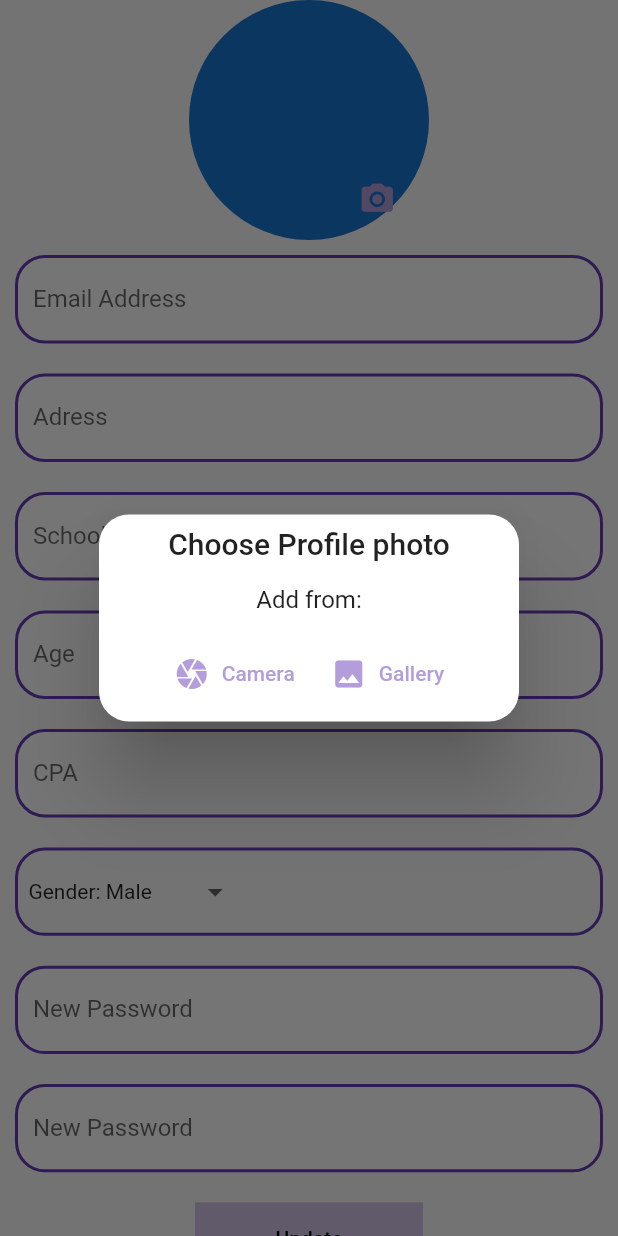
After one commit to cuongceg/front_end_socium, a Flutter app: the MyProfileWidget screen opened directly, after a tap on the "camera alt" icon, on a phone screen of 412 x 824 dp. The commit adds this screen. Run offline on Flutter 3.47's test engine with Material 2 defaults, Android fonts, the light colour scheme and no system bars; our stand-ins replace animate_do, firebase_core, flutter_spinkit, get, google_fonts, image_picker; missing offline and left inert: size_config; accounts and stored records are empty; statements that could not run were skipped.

Commit message:
đã hoàn thành chức năng thay đổi ảnh và nhập dữ liệu

```diff
--- a/lib/Login/SignIn.dart
+++ b/lib/Login/SignIn.dart
@@ -167,7 +167,7 @@ class _LoginState extends State<Login>{
                                     child: Text(
                                       "Sign up",
                                       style: TextStyle(
-                                          color: Colors.deepPurple[300],
+                                          ,
                                           fontWeight: FontWeight.bold,
                                           fontSize: 20
                                       ),
--- /dev/null
+++ b/lib/Widgets/Proflie.dart
@@ -0,0 +1,370 @@
+import 'dart:io';
+import 'package:flutter/material.dart';
+import 'package:get/get.dart';
+import 'package:image_picker/image_picker.dart';
+class MyProfileWidget extends StatefulWidget {
+  const MyProfileWidget({super.key});
+
+  @override
+  State<MyProfileWidget> createState() => _MyProfileWidgetState();
+}
+
+class _MyProfileWidgetState extends State<MyProfileWidget> {
+  String? address,_email,_password,_confirmpassword,school,age,cpa;
+  String? gender_choose;
+  bool hint =true;
+  File ? _selectedImage;
+  void toggleView(){
+    hint =!hint;
+  }
+  List<String>GenderList=['Male','Female','No option'];
+  final emailEditingController=TextEditingController();
+  final adressEditingController=TextEditingController();
+  final passwordEditingController=TextEditingController();
+  final confirmpasswordEditingController=TextEditingController();
+  final schoolEditingController=TextEditingController();
+  final ageEditingController=TextEditingController();
+  final cpaEditingController=TextEditingController();
+  final _formkey =GlobalKey<FormState>();
+  @override
+  Widget build(BuildContext context) {
+    double heightR=MediaQuery.of(context).size.height;
+    double widthR=MediaQuery.of(context).size.width;
+    return Scaffold(
+      body: Form(
+        key: _formkey,
+          child: ListView(
+            children: [
+              imageProfile(),
+              Padding(
+                padding: const EdgeInsets.all(10.0),
+                child: TextFormField(
+                  controller: emailEditingController,
+                  onChanged: (text){
+                    setState(() {
+                      _email=text;
+                    });
+                    },
+                  decoration: const InputDecoration(
+                      enabledBorder: OutlineInputBorder(
+                          borderRadius: BorderRadius.all(
+                              Radius.circular(20)),
+                          borderSide: BorderSide(color: Colors.deepPurple,width:2.0)
+                      ),
+                      focusedBorder: OutlineInputBorder(
+                          borderRadius: BorderRadius.all(
+                              Radius.circular(20)),
+                          borderSide: BorderSide(color: Colors.deepPurple,width:2.0)
+                                    ),
+                                    fillColor: Colors.white,
+                                    filled: true,
+                                    labelText:'Email Address'
+                                ),
+                              ),
+              ),
+              Padding(
+                padding: const EdgeInsets.all(10.0),
+                child: TextFormField(
+                  controller: adressEditingController,
+                  onChanged: (text){
+                    setState(() {
+                      address=text;
+                    });
+                    },
+                  decoration: const InputDecoration(
+                                    enabledBorder: OutlineInputBorder(
+                                        borderRadius: BorderRadius.all(
+                                            Radius.circular(20)),
+                                        borderSide: BorderSide(color: Colors.deepPurple,width:2.0)
+                                    ),
+                                    focusedBorder: OutlineInputBorder(
+                                        borderRadius: BorderRadius.all(
+                                            Radius.circular(20)),
+                                        borderSide: BorderSide(color: Colors.deepPurple,width:2.0)
+                                    ),
+                                    fillColor: Colors.white,
+                                    filled: true,
+                                    labelText:'Adress'
+                                ),
+                ),
+              ),
+              Padding(
+                padding: const EdgeInsets.all(10.0),
+                child: TextFormField(
+                  controller: schoolEditingController,
+                  onChanged: (text){
+                    setState(() {
+                      school=text;
+                    });
+                    },
+                  decoration: const InputDecoration(
+                                    enabledBorder: OutlineInputBorder(
+                                        borderRadius: BorderRadius.all(
+                                            Radius.circular(20)),
+                                        borderSide: BorderSide(color: Colors.deepPurple,width:2.0)
+                                    ),
+                                    focusedBorder: OutlineInputBorder(
+                                        borderRadius: BorderRadius.all(
+                                            Radius.circular(20)),
+                                        borderSide: BorderSide(color: Colors.deepPurple,width:2.0)
+                                    ),
+                                    fillColor: Colors.white,
+                                    filled: true,
+                                    labelText:'School'
+                                ),
+                ),
+              ),
+              Padding(
+                padding: const EdgeInsets.all(10.0),
+                child: TextFormField(
+                  controller: ageEditingController,
+                  onChanged: (text){
+                    setState(() {
+                                    age=text;
+                                  });
+                    },
+                  decoration: const InputDecoration(
+                                    enabledBorder: OutlineInputBorder(
+                                        borderRadius: BorderRadius.all(
+                                            Radius.circular(20)),
+                                        borderSide: BorderSide(color: Colors.deepPurple,width:2.0)
+                                    ),
+                                    focusedBorder: OutlineInputBorder(
+                                        borderRadius: BorderRadius.all(
+                                            Radius.circular(20)),
+                                        borderSide: BorderSide(color: Colors.deepPurple,width:2.0)
+                                    ),
+                                    fillColor: Colors.white,
+                                    filled: true,
+                                    labelText:'Age'
+                                ),
+                              ),
+              ),
+              Padding(
+                padding: const EdgeInsets.all(10.0),
+                child: TextFormField(
+                  controller: cpaEditingController,
+                  onChanged: (text){
+                    setState(() {
+                                    cpa=text;
+                                  });
+                                },
+                  decoration: const InputDecoration(
+                                    enabledBorder: OutlineInputBorder(
+                                        borderRadius: BorderRadius.all(
+                                            Radius.circular(20)),
+                                        borderSide: BorderSide(color: Colors.deepPurple,width:2.0)
+                                    ),
+                                    focusedBorder: OutlineInputBorder(
+                                        borderRadius: BorderRadius.all(
+                                            Radius.circular(20)),
+                                        borderSide: BorderSide(color: Colors.deepPurple,width:2.0)
+                                    ),
+                                    fillColor: Colors.white,
+                                    filled: true,
+                                    labelText:'CPA'
+                                ),
+                              ),
+              ),
+              Padding(
+                padding: const EdgeInsets.all(10.0),
+                child: Container(
+                  height: heightR/14,
+                  decoration:BoxDecoration(
+                      color: Colors.white,
+                      border: Border.all(color: Colors.deepPurple,width: 2),
+                      backgroundBlendMode: BlendMode.color,
+                      borderRadius: BorderRadius.circular(20)
+                  ),
+                  child: Row(
+                                  children: [
+                                    const Text('  Gender: '),
+                                    SizedBox(
+                                      width: widthR/4.5,
+                                      height: heightR/19,
+                                      child: DropdownButton(
+                                        dropdownColor: Colors.white,
+                                        underline: const SizedBox(),
+                                        style: const TextStyle(
+                                            fontSize: 14,
+                                            color: Colors.black87
+                                        ),
+                                        value: gender_choose??GenderList[0],
+                                        onChanged:(newGender){
+                                          setState(() {
+                                            gender_choose = newGender;
+                                          });
+                                        } ,
+                                        items: GenderList.map((gender){
+                                          return DropdownMenuItem(
+                                              value: gender,
+                                              child: Text(gender),
+                                          );
+                                        }).toList(),
+                                      ),
+                                    ),
+                                  ],
+                                ),
+                ),
+              ),
+              Padding(
+                padding: const EdgeInsets.all(10.0),
+                child: SizedBox(
+                                height: heightR/14,
+                                width: widthR,
+                                child: TextFormField(
+                                  controller:passwordEditingController ,
+                                  obscureText: hint,
+                                  onChanged: (text){
+                                    setState(() {
+                                      _password=text;
+                                    });
+                                  },
+                                  decoration: InputDecoration(
+                                    enabledBorder: const OutlineInputBorder(
+                                        borderRadius: BorderRadius.all(
+                                            Radius.circular(20)),
+                                        borderSide: BorderSide(color: Colors.deepPurple,width:2.0)
+                                    ),
+                                    focusedBorder: const OutlineInputBorder(
+                                        borderRadius: BorderRadius.all(
+                                            Radius.circular(20)),
+                                        borderSide: BorderSide(color: Colors.deepPurple,width:2.0)
+                                    ),
+                                    fillColor: Colors.white,
+                                    filled: true,
+                                    labelText:'New Password',
+                                    suffix: IconButton(
+                                        icon:hint?const Icon(Icons.remove_red_eye_outlined):const Icon(Icons.visibility_off),
+                                        onPressed:()async{
+                                          setState(() {
+                                            toggleView();
+                                          });
+                                        }
+                                    ),
+                                  ),
+                                ),
+                              ),
+              ),
+              Padding(
+                padding: const EdgeInsets.all(10.0),
+                child: SizedBox(
+                                height: heightR/14,
+                                width: widthR,
+                                child: TextFormField(
+                                  controller:confirmpasswordEditingController ,
+                                  obscureText: hint,
+                                  onChanged: (text){
+                                    setState(() {
+                                      _confirmpassword=text;
+                                    });
+                                  },
+                                  decoration: InputDecoration(
+                                    enabledBorder: const OutlineInputBorder(
+                                        borderRadius: BorderRadius.all(
+                                            Radius.circular(20)),
+                                        borderSide: BorderSide(color: Colors.deepPurple,width:2.0)
+                                    ),
+                                    focusedBorder: const OutlineInputBorder(
+                                        borderRadius: BorderRadius.all(
+                                            Radius.circular(20)),
+                                        borderSide: BorderSide(color: Colors.deepPurple,width:2.0)
+                                    ),
+                                    fillColor: Colors.white,
+                                    filled: true,
+                                    labelText:'New Password',
+                                    suffix: IconButton(
+                                        icon:hint?const Icon(Icons.remove_red_eye_outlined):const Icon(Icons.visibility_off),
+                                        onPressed:()async{
+                                          setState(() {
+                                            toggleView();
+                                          });
+                                        }
+                                    ),
+                                  ),
+                                ),
+                              ),
+              ),
+              Padding(
+                padding: const EdgeInsets.symmetric(vertical:10.0,horizontal:130),
+                child: Container(
+                                color: Colors.deepPurple[100],
+                                width: widthR/13,
+                                child: TextButton(
+                                  child: const Text(
+                                    'Update',
+                                    style: TextStyle(
+                                      color: Colors.black
+                                    ),
+                                  ),
+                                  onPressed: (){
+                                    setState(() {
+                                      _password='';
+                                      _confirmpassword='';
+                                    });
+                                  },
+                                ),
+                              ),
+              ),
+            ],
+          ),
+        ),
+    );
+  }
+  Widget imageProfile(){
+    return Center(
+      child: Stack(
+        children: [
+          CircleAvatar(
+            radius:80.0,
+            backgroundImage:_selectedImage==null?const AssetImage('assets/images/avatarimage.png'):FileImage(File(_selectedImage!.path))as ImageProvider ,
+          ),
+          Positioned(
+            top:120,
+            left:113,
+            child: InkWell(
+              onTap: (){
+                Get.defaultDialog(title:'Choose Profile photo',
+                  middleText:'Add from:',
+                  confirm:TextButton.icon(
+                    icon: Icon(Icons.image,color: Colors.deepPurple[200],),
+                    onPressed: (){
+                      _pickImageFromGallery();
+                    },
+                    label: Text('Gallery',style:TextStyle(color: Colors.deepPurple[200])),
+                  ),
+                  cancel:TextButton.icon(
+                      onPressed: (){
+                        _pickImageFromCamera();
+                      },
+                      icon:Icon(Icons.camera,color: Colors.deepPurple[200],),
+                      label:Text('Camera',style:TextStyle(color: Colors.deepPurple[200]))
+                  )
+                );
+              },
+              child: Icon(
+                Icons.camera_alt,
+                size: 25,
+                color: Colors.deepPurple[200],
+              ),
+            ),
+          )
+        ],
+      ),
+    );
+  }
+  Future _pickImageFromGallery()async{
+    final returnedImage= await ImagePicker().pickImage(source: ImageSource.gallery);
+    if(returnedImage == null)return;
+    setState(() {
+      _selectedImage=File(returnedImage.path);
+    });
+  }
+  Future _pickImageFromCamera()async{
+    final returnedImage= await ImagePicker().pickImage(source: ImageSource.camera);
+    if(returnedImage == null)return;
+    setState(() {
+      _selectedImage=File(returnedImage.path);
+    });
+  }
+}
```
